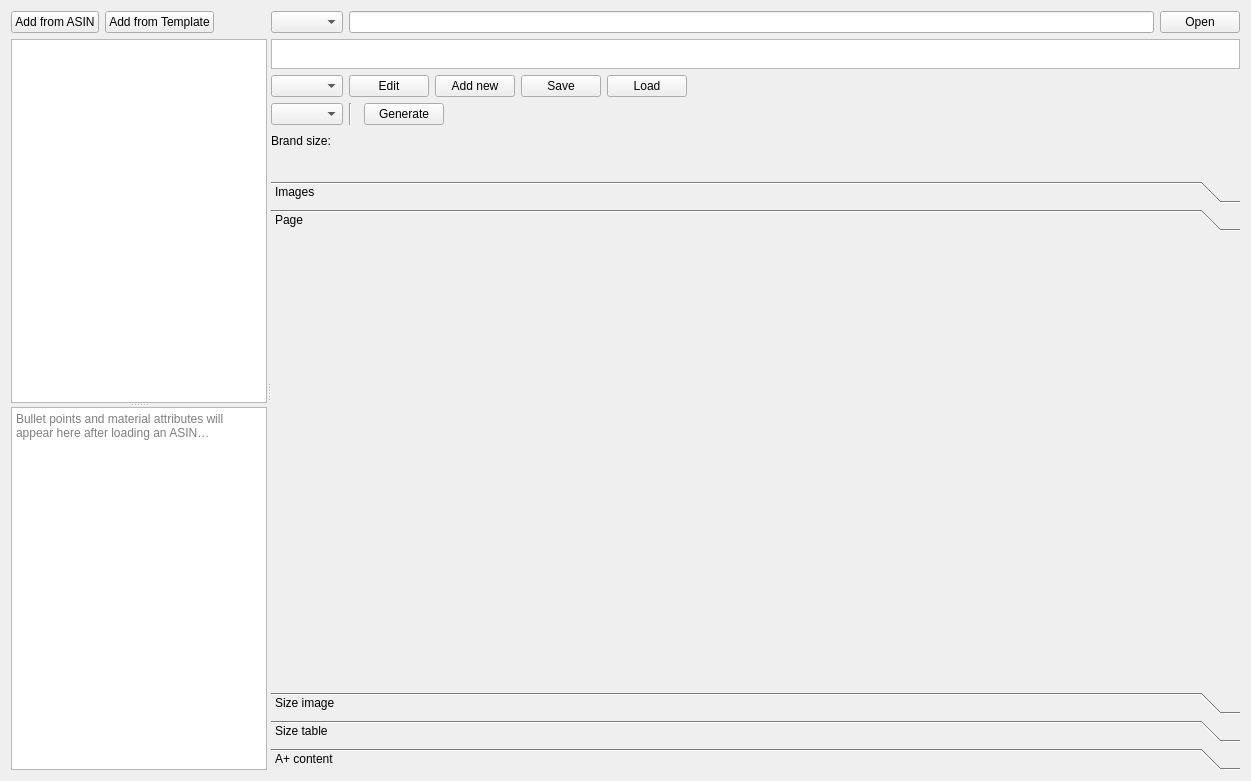
icingerpower/AmazonTemplate3, file AmazonTemplate3/gui/panes/PaneSizing.ui: the form before one commit.
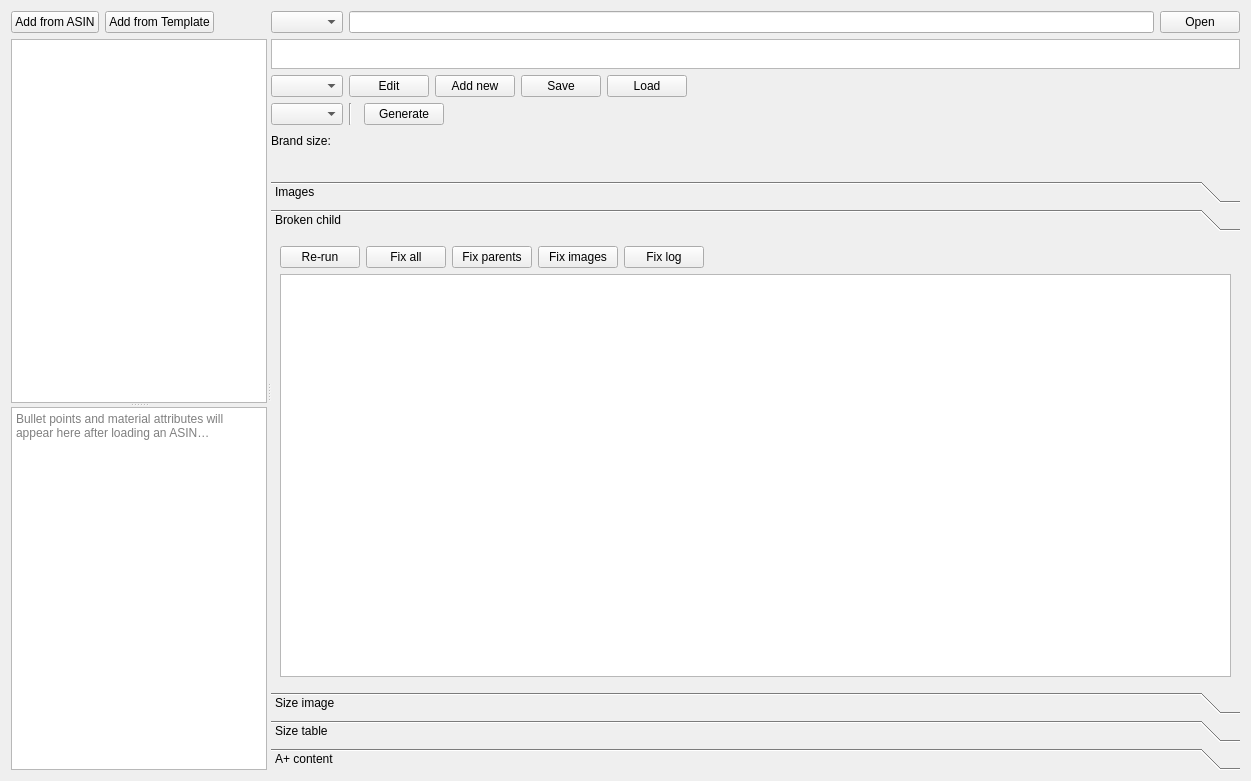
The form after the commit. Custom widgets are drawn as their Qt base class.

Commit message: Added PaneWarnings with broken-child fix, SKU resolution, and size table factorization.

```diff
--- a/AmazonTemplate3/gui/panes/PaneSizing.ui
+++ b/AmazonTemplate3/gui/panes/PaneSizing.ui
@@ -305,10 +305,82 @@
            </item>
           </layout>
          </widget>
-         <widget class="QWidget" name="page">
+         <widget class="QWidget" name="pageBrokenChildren">
+          <property name="geometry">
+           <rect>
+            <x>0</x>
+            <y>0</y>
+            <width>956</width>
+            <height>437</height>
+           </rect>
+          </property>
           <attribute name="label">
-           <string>Page</string>
+           <string>Broken child</string>
           </attribute>
+          <layout class="QVBoxLayout" name="verticalLayout_8">
+           <item>
+            <layout class="QHBoxLayout" name="horizontalLayout_8">
+             <item>
+              <widget class="QPushButton" name="buttonBrokenCheck">
+               <property name="text">
+                <string>Re-run</string>
+               </property>
+              </widget>
+             </item>
+             <item>
+              <widget class="QPushButton" name="buttonFixAll">
+               <property name="text">
+                <string>Fix all</string>
+               </property>
+              </widget>
+             </item>
+             <item>
+              <widget class="QPushButton" name="buttonFixParent">
+               <property name="text">
+                <string>Fix parents</string>
+               </property>
+              </widget>
+             </item>
+             <item>
+              <widget class="QPushButton" name="buttonFixImages">
+               <property name="text">
+                <string>Fix images</string>
+               </property>
+              </widget>
+             </item>
+             <item>
+              <widget class="QPushButton" name="buttonFixLog">
+               <property name="text">
+                <string>Fix log</string>
+               </property>
+               <property name="toolTip">
+                <string>Show history of fix attempts with Amazon response details</string>
+               </property>
+              </widget>
+             </item>
+             <item>
+              <spacer name="horizontalSpacer_7">
+               <property name="orientation">
+                <enum>Qt::Orientation::Horizontal</enum>
+               </property>
+               <property name="sizeHint" stdset="0">
+                <size>
+                 <width>40</width>
+                 <height>20</height>
+                </size>
+               </property>
+              </spacer>
+             </item>
+            </layout>
+           </item>
+           <item>
+            <widget class="QTableView" name="tableViewBrokenChild">
+             <attribute name="horizontalHeaderStretchLastSection">
+              <bool>true</bool>
+             </attribute>
+            </widget>
+           </item>
+          </layout>
          </widget>
          <widget class="QWidget" name="pageImageSize">
           <property name="geometry">
```
Left out of the diff: 7 changed lines with no effect on the pictures. The commit also changes 18 other files.
